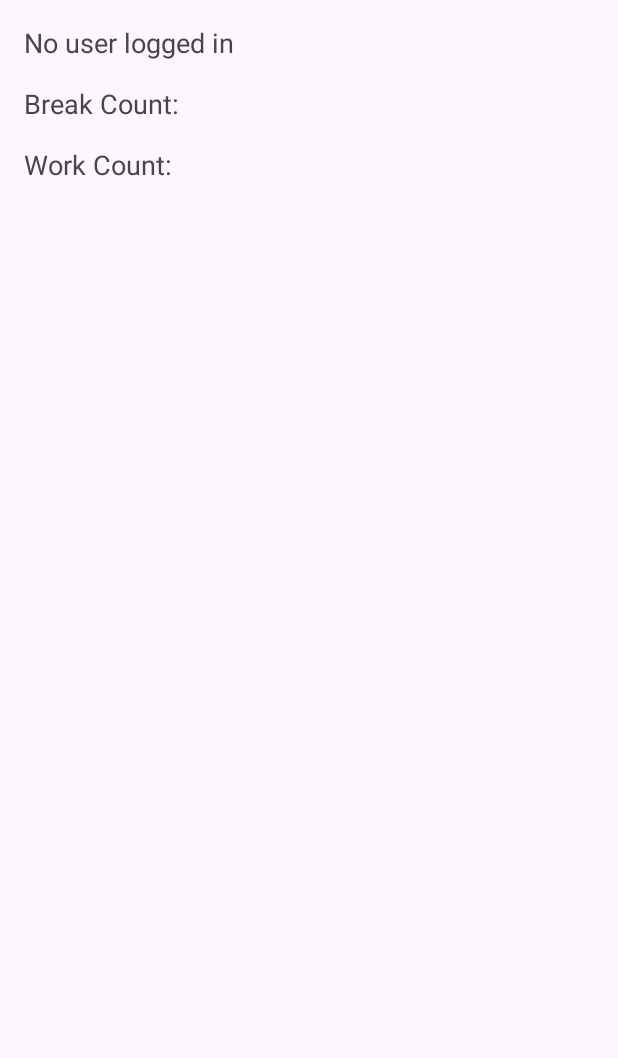
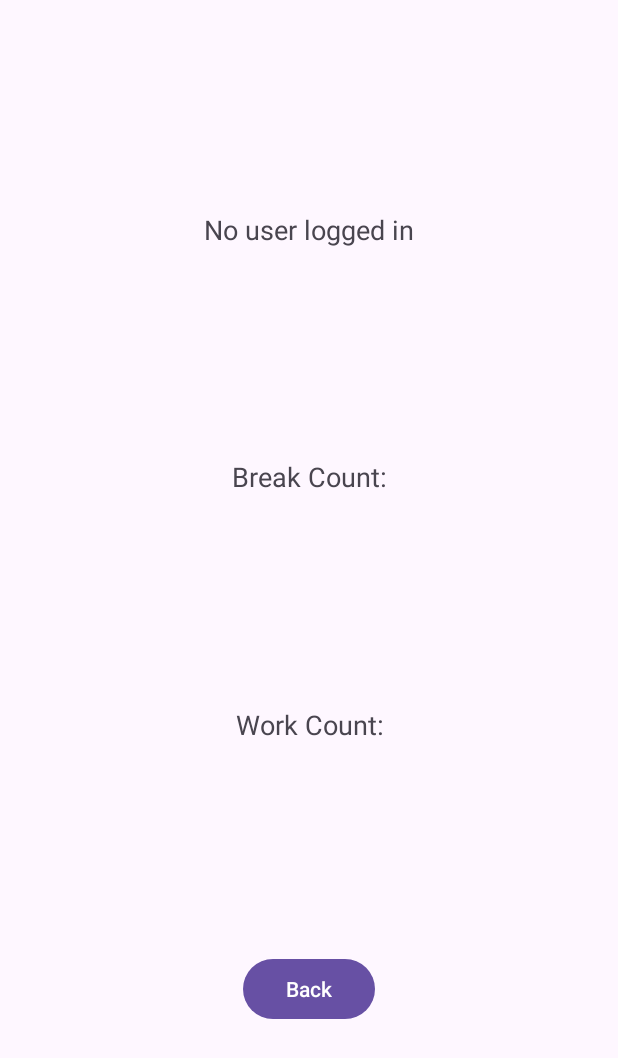
Before and after one commit to xuchenzhe531/LifeRhythms, an Android app: the Summary screen opened directly, with no data from a screen before it, on a phone screen of 412 x 824 dp. Shown: the top 1058 px of the screen. Run offline under Robolectric (Android 15) with nearby library versions, the light colour scheme and no system bars.

Commit message:
initial commit

```diff
--- a/app/src/main/java/com/cs407/LifeRhythms/Summary.java
+++ b/app/src/main/java/com/cs407/LifeRhythms/Summary.java
@@ -1,10 +1,14 @@
 package com.cs407.LifeRhythms;
 
+import android.content.Intent;
 import android.os.Bundle;
-import androidx.appcompat.app.AppCompatActivity;
+import android.widget.Button;
 import android.widget.TextView;
 import android.database.sqlite.SQLiteDatabase;
 import android.content.SharedPreferences;
+
+import androidx.appcompat.app.AppCompatActivity;
+
 import java.util.ArrayList;
 import java.util.HashMap;
 import java.util.Map;
@@ -25,6 +29,22 @@ public class Summary extends AppCompatActivity {
         breakCountTextView = findViewById(R.id.breakCountTextView);
         workCountTextView = findViewById(R.id.workCountTextView);
 
+        updateCounts();
+
+        Button summaryButton = findViewById(R.id.summaryButton);
+        summaryButton.setOnClickListener(v -> {
+            Intent intent = new Intent(Summary.this, ScheduleListActivity.class);
+            startActivity(intent);
+        });
+    }
+
+    @Override
+    protected void onResume() {
+        super.onResume();
+        updateCounts();
+    }
+
+    private void updateCounts() {
         SharedPreferences sharedPreferences = getSharedPreferences("com.cs407.LifeRhythms", MODE_PRIVATE);
         String username = sharedPreferences.getString("username", "");
 
@@ -51,6 +71,10 @@ public class Summary extends AppCompatActivity {
         studyCountTextView.setText("Study Count: " + counts.getOrDefault("Study", 0));
         breakCountTextView.setText("Break Count: " + counts.getOrDefault("Break", 0));
         workCountTextView.setText("Work Count: " + counts.getOrDefault("Work", 0));
+
+        if (sqLiteDatabase != null && sqLiteDatabase.isOpen()) {
+            sqLiteDatabase.close();
+        }
     }
 
     @Override
--- a/app/src/main/res/layout/activity_summary.xml
+++ b/app/src/main/res/layout/activity_summary.xml
@@ -1,37 +1,55 @@
 <?xml version="1.0" encoding="utf-8"?>
 <androidx.constraintlayout.widget.ConstraintLayout xmlns:android="http://schemas.android.com/apk/res/android"
+    xmlns:app="http://schemas.android.com/apk/res-auto"
     android:layout_width="match_parent"
     android:layout_height="match_parent">
 
-    <LinearLayout
-        xmlns:android="http://schemas.android.com/apk/res/android"
-        android:layout_width="match_parent"
-        android:layout_height="match_parent"
-        android:orientation="vertical"
-        android:padding="16dp">
-
     <TextView
         android:id="@+id/studyCountTextView"
-            android:layout_width="match_parent"
+        android:layout_width="0dp"
         android:layout_height="wrap_content"
+        android:gravity="center"
         android:text="Study Count:"
-            android:textSize="18sp"/>
+        android:textSize="18sp"
+        app:layout_constraintBottom_toTopOf="@id/breakCountTextView"
+        app:layout_constraintEnd_toEndOf="parent"
+        app:layout_constraintHorizontal_bias="0.0"
+        app:layout_constraintStart_toStartOf="parent"
+        app:layout_constraintTop_toTopOf="parent" />
 
     <TextView
         android:id="@+id/breakCountTextView"
-            android:layout_width="match_parent"
+        android:layout_width="0dp"
         android:layout_height="wrap_content"
+        android:gravity="center"
         android:text="Break Count:"
         android:textSize="18sp"
-            android:layout_marginTop="16dp"/>
+        app:layout_constraintBottom_toTopOf="@id/workCountTextView"
+        app:layout_constraintEnd_toEndOf="parent"
+        app:layout_constraintStart_toStartOf="parent"
+        app:layout_constraintTop_toBottomOf="@id/studyCountTextView" />
 
     <TextView
         android:id="@+id/workCountTextView"
-            android:layout_width="match_parent"
+        android:layout_width="0dp"
         android:layout_height="wrap_content"
+        android:gravity="center"
         android:text="Work Count:"
         android:textSize="18sp"
-            android:layout_marginTop="16dp"/>
-    </LinearLayout>
+        app:layout_constraintBottom_toTopOf="@id/summaryButton"
+        app:layout_constraintEnd_toEndOf="parent"
+        app:layout_constraintHorizontal_bias="0.0"
+        app:layout_constraintStart_toStartOf="parent"
+        app:layout_constraintTop_toBottomOf="@id/breakCountTextView" />
+
+    <Button
+        android:id="@+id/summaryButton"
+        android:layout_width="wrap_content"
+        android:layout_height="wrap_content"
+        android:text="Back"
+        app:layout_constraintBottom_toBottomOf="parent"
+        app:layout_constraintEnd_toEndOf="parent"
+        app:layout_constraintStart_toStartOf="parent"
+        app:layout_constraintTop_toBottomOf="@id/workCountTextView" />
 
 </androidx.constraintlayout.widget.ConstraintLayout>
```
Also changed, not shown: app/src/main/java/com/cs407/LifeRhythms/noteWriting.java (+32 -22 lines). Lines whose indentation alone changed are shown as unchanged.
